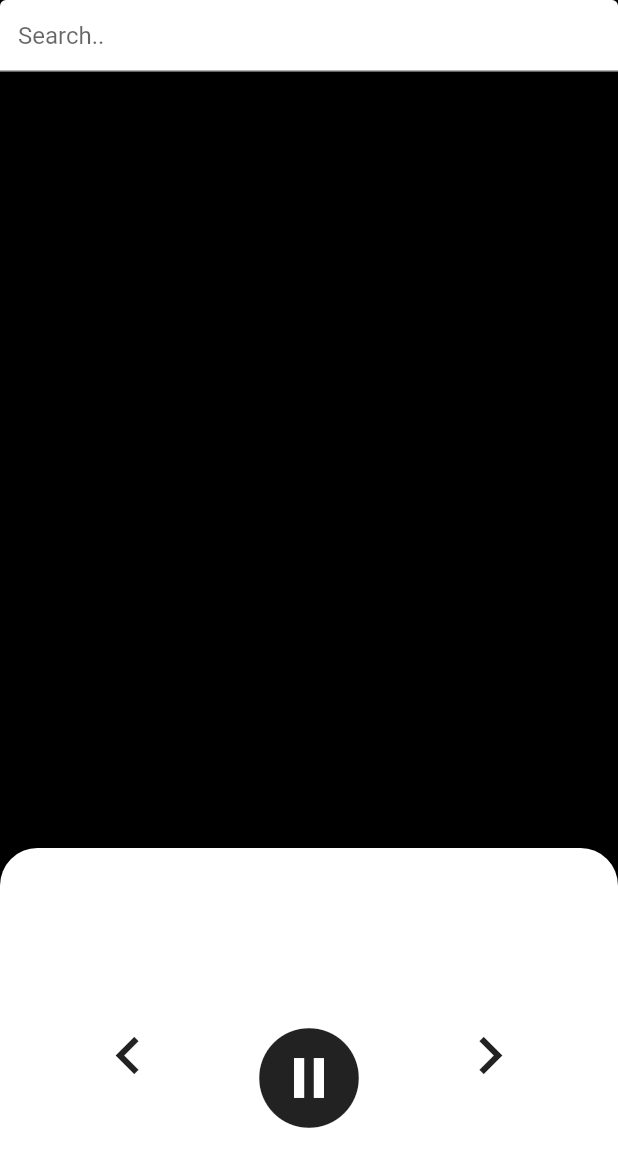
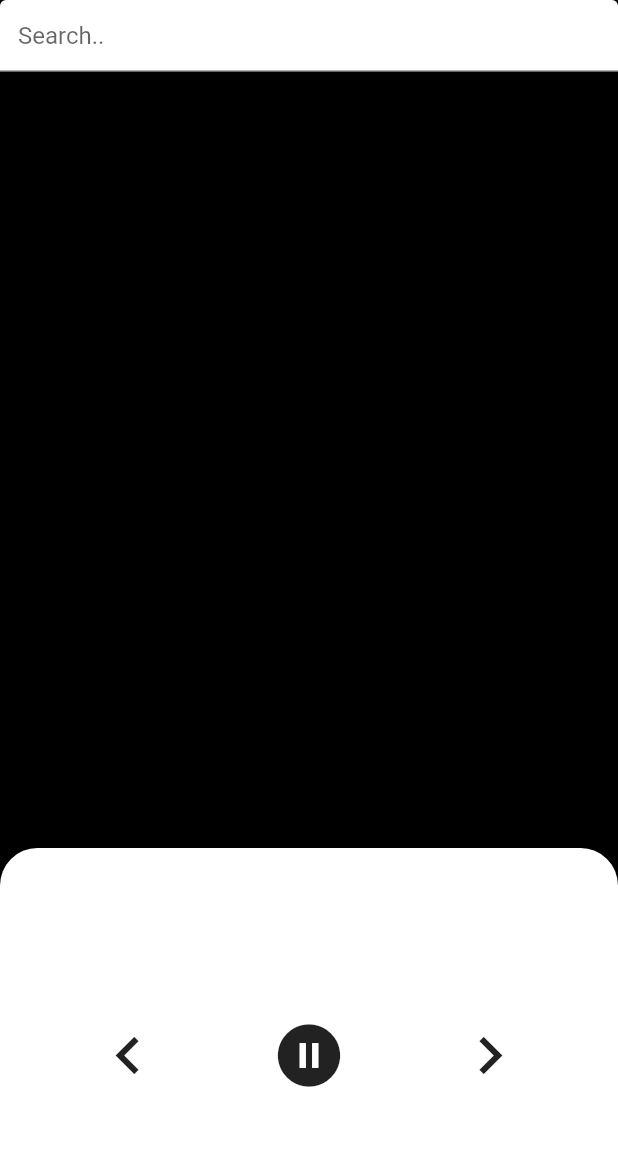
Before and after one commit to ikartikgautam/fret-music, a Flutter app: the screen it shows after launch, after a tap on the "pause circle filled" icon, on a phone screen of 412 x 824 dp. Shown: the top 1167 px of the screen. Run offline on Flutter 3.47's test engine with Material 2 defaults, Android fonts, the phone set to English and light mode, and no system bars; missing offline and left inert: audioplayer, flutter_ffmpeg, youtube_explode_dart.

Commit message:
added player functionality

```diff
--- a/lib/screens/player.dart
+++ b/lib/screens/player.dart
@@ -7,6 +7,8 @@ class Player extends StatefulWidget {
   @override
   _PlayerState createState() => _PlayerState();
 }
+
+bool play = true;
 
 class _PlayerState extends State<Player> {
   @override
@@ -24,6 +26,9 @@ class _PlayerState extends State<Player> {
                     hintText: 'Search..',
                     filled: true),
                 onSubmitted: (val) {
+                  setState(() {
+                    play = false;
+                  });
                   Navigator.push(
                       context,
                       CupertinoPageRoute(
@@ -62,14 +67,24 @@ class _PlayerState extends State<Player> {
                               ),
                               onPressed: () {}),
                         ),
-                        Expanded(
-                          child: IconButton(
-                              icon: Icon(
-                                Icons.pause_circle_filled,
-                                size: 80,
-                              ),
-                              onPressed: () {}),
-                        ),
+                        if (play)
+                          Expanded(
+                              child: IconButton(
+                            icon: Icon(Icons.pause_circle_filled, size: 50),
+                            onPressed: () {
+                              print("pause");
+                              pauseAudio();
+                            },
+                          )),
+                        if (!play)
+                          Expanded(
+                              child: IconButton(
+                            icon: Icon(Icons.play_arrow, size: 50),
+                            onPressed: () {
+                              print("pause");
+                              pauseAudio();
+                            },
+                          )),
                         Expanded(
                           child: IconButton(
                               icon: Icon(
@@ -77,7 +92,7 @@ class _PlayerState extends State<Player> {
                                 size: 50,
                               ),
                               onPressed: () {}),
-                        )
+                        ),
                       ],
                     ),
                     width: double.infinity,
--- a/pubspec.yaml
+++ b/pubspec.yaml
@@ -24,6 +24,7 @@ dependencies:
   path_provider: ^1.6.11
   flutter_ffmpeg: ^0.2.10
   youtube_explode_dart: ^1.3.0
+  audioplayer: ^0.8.1
   flutter:
     sdk: flutter
 
```
Also changed, not shown: lib/screens/search.dart (+28 -19 lines), lib/services/service.dart (+23 -10 lines), pubspec.lock.
